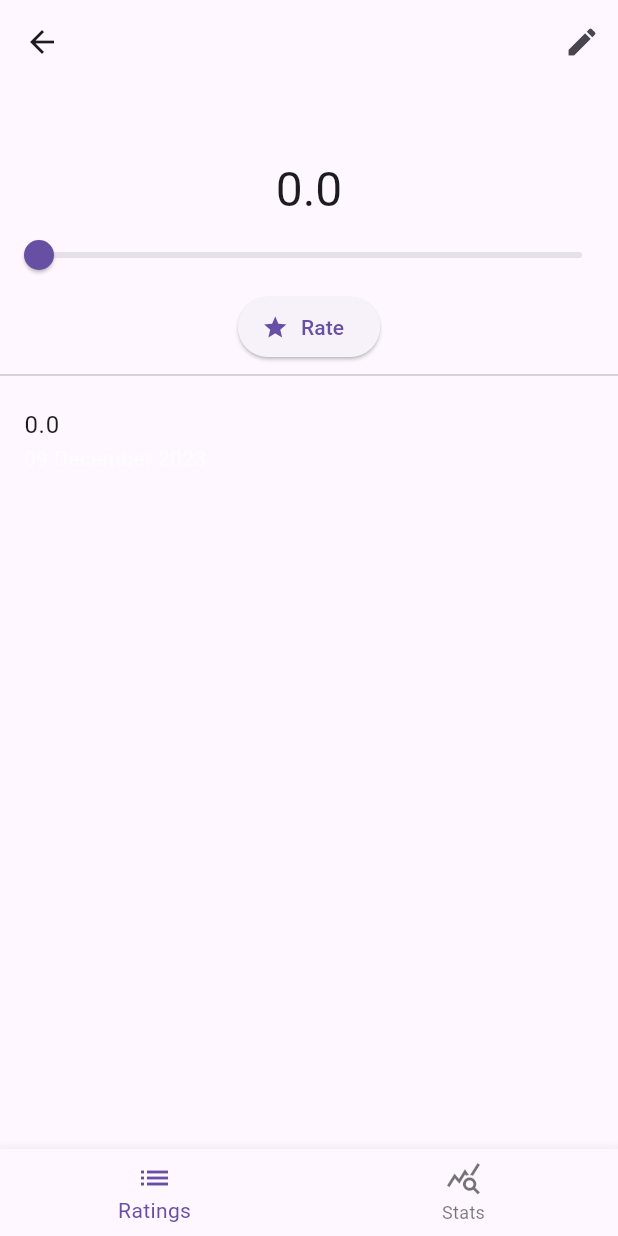
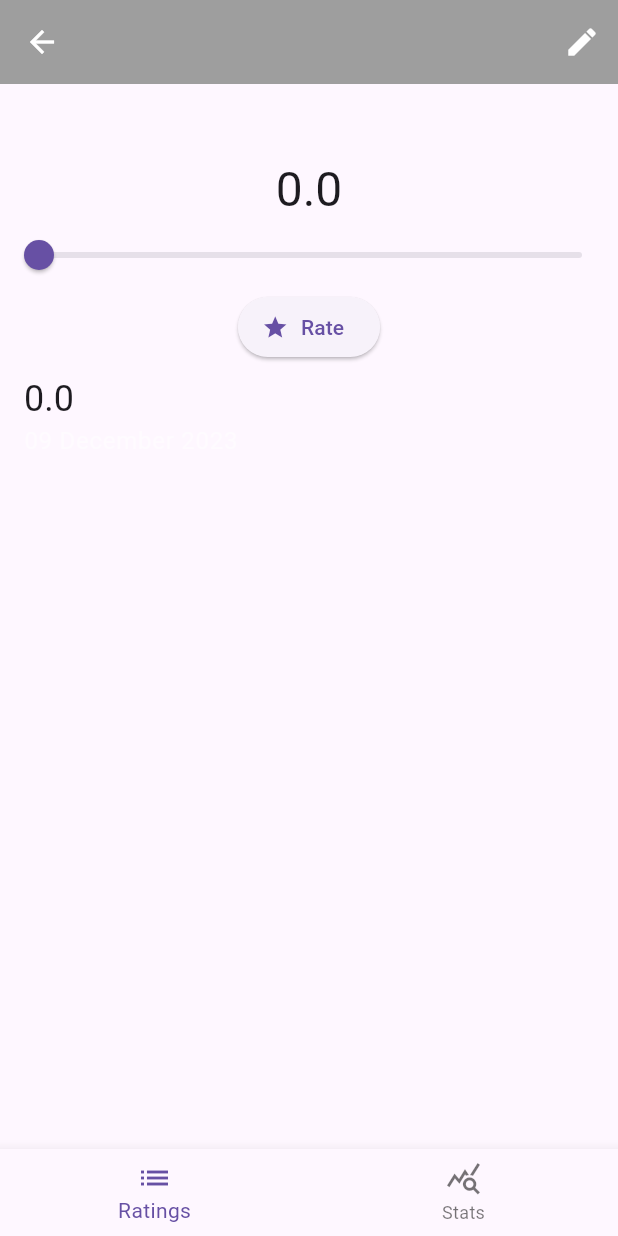
Before and after one commit to ZMensRain/Things, a Flutter app: the ThingDetailScreen screen opened directly with empty values, after a tap on "Rate", on a phone screen of 412 x 824 dp. Run offline on Flutter 3.47's test engine with Material 3 defaults, Android fonts, the phone set to English and light mode, and no system bars; our stand-ins replace date_format, flutter_riverpod, sqflite; accounts and stored records are empty.

Commit message:
styling changes

```diff
--- a/lib/models/thing.dart
+++ b/lib/models/thing.dart
@@ -105,7 +105,7 @@ String? titleValidator(String? value) {
   if (value == null ||
       value.isEmpty ||
       value.trim().length <= 1 ||
-      value.trim().length > 50) {
+      value.trim().length > 26) {
     return "Must be between 1 and 50 characters.";
   }
   return null;
--- a/lib/providers/ratings_provider.dart
+++ b/lib/providers/ratings_provider.dart
@@ -5,6 +5,21 @@ import 'package:rate_a_thing/providers/thing_provider.dart';
 import 'package:sqflite/sqflite.dart' as sql;
 import 'package:path/path.dart' as path;
 import 'package:sqflite/sqlite_api.dart';
+
+enum Months {
+  january,
+  february,
+  march,
+  april,
+  may,
+  june,
+  july,
+  august,
+  september,
+  october,
+  november,
+  december,
+}
 
 class RatingsNotifer extends StateNotifier<List<Rating>> {
   RatingsNotifer(this.thing, this.ref) : super([]);
@@ -86,6 +101,25 @@ class RatingsNotifer extends StateNotifier<List<Rating>> {
           ),
         );
   }
+
+  double? monthAverage(Months month) {
+    var items = state.where(
+        (element) => element.time.month == Months.values.indexOf(month) + 1);
+    if (items.isEmpty) {
+      return null;
+    }
+    var average = items.fold(
+            0.0, (previousValue, element) => previousValue + element.value) /
+        items.length;
+    return average;
+  }
+
+  int monthRatings(Months month) {
+    return state
+        .where(
+            (element) => element.time.month == Months.values.indexOf(month) + 1)
+        .length;
+  }
 }
 
 var ratingsProvider =
--- a/lib/screens/thing_detail_screen.dart
+++ b/lib/screens/thing_detail_screen.dart
@@ -4,7 +4,9 @@ import 'package:rate_a_thing/models/rating.dart';
 import 'package:rate_a_thing/models/thing.dart';
 import 'package:rate_a_thing/providers/ratings_provider.dart';
 import 'package:rate_a_thing/screens/edit_thing_screen.dart';
+import 'package:rate_a_thing/widgets/rate_card.dart';
 import 'package:rate_a_thing/widgets/ratings_list.dart';
+import 'package:rate_a_thing/widgets/stats/month_card.dart';
 
 class ThingDetailScreen extends ConsumerStatefulWidget {
   const ThingDetailScreen(this.thing, {super.key});
@@ -15,40 +17,57 @@ class ThingDetailScreen extends ConsumerStatefulWidget {
 
 class _ThingDetailScreenState extends ConsumerState<ThingDetailScreen> {
   var tab = 0;
-  double rating = 0;
+
+  final c = ScrollController();
+
+  void rate(double rating) {
+    ref
+        .read(ratingsProvider(widget.thing).notifier)
+        .addRating(Rating(DateTime.now(), rating));
+    c.animateTo(
+      0,
+      duration: const Duration(milliseconds: 280),
+      curve: Curves.ease,
+    );
+  }
+
+  Map<Months, bool> getMonths(List<Rating> ratings) {
+    Map<Months, bool> presnebtMonths = {
+      Months.january: false,
+      Months.february: false,
+      Months.march: false,
+      Months.april: false,
+      Months.may: false,
+      Months.june: false,
+      Months.july: false,
+      Months.august: false,
+      Months.september: false,
+      Months.october: false,
+      Months.november: false,
+      Months.december: false,
+    };
+
+    for (var rating in ratings) {
+      presnebtMonths[Months.values[rating.time.month - 1]] = true;
+    }
+    return presnebtMonths;
+  }
 
   @override
   Widget build(BuildContext context) {
     var ratings = ref.watch(ratingsProvider(widget.thing));
+
     Widget content = Column(
       children: [
-        const SizedBox(height: 50),
-        Text(rating.toString(),
-            style: Theme.of(context).textTheme.headlineLarge),
-        Slider(
-          value: rating,
-          onChanged: (value) {
-            setState(() {
-              rating = double.parse(value.toStringAsFixed(2));
-            });
-          },
+        RateCard(
+          min: widget.thing.minRating,
           max: widget.thing.maxRating,
-          min: widget.thing.minRating,
-          divisions: 100,
-          label: rating.toString(),
+          onRate: rate,
         ),
-        ElevatedButton.icon(
-          onPressed: () {
-            ref
-                .read(ratingsProvider(widget.thing).notifier)
-                .addRating(Rating(DateTime.now(), rating));
-          },
-          icon: const Icon(Icons.star),
-          label: const Text("Rate"),
-        ),
-        const Divider(),
+        // const Divider(),
         Expanded(
           child: RatingsList(
+            controller: c,
             ratings,
             (rating) {
               ref
@@ -59,21 +78,51 @@ class _ThingDetailScreenState extends ConsumerState<ThingDetailScreen> {
         ),
       ],
     );
+
+    //
+    //
     if (tab == 1) {
-      content = const Column();
+      var mon = getMonths(ratings);
+      mon.removeWhere((key, value) => value == false);
+      var a = mon.keys;
+      content = Column(
+          children: a
+              .map(
+                (e) => MonthCard(
+                  month: e.name[0].toUpperCase() + e.name.substring(1),
+                  numberOfRatings: ref
+                      .read(ratingsProvider(widget.thing).notifier)
+                      .monthRatings(e),
+                  average: ref
+                          .read(ratingsProvider(widget.thing).notifier)
+                          .monthAverage(e) ??
+                      0,
+                ),
+              )
+              .toList());
     }
+
     return Scaffold(
       appBar: AppBar(
+        leading: BackButton(
+          color: Colors.white,
+          onPressed: () => Navigator.of(context).pop(),
+        ),
+        backgroundColor: widget.thing.color,
+        foregroundColor: Colors.white,
         title: Text(
           widget.thing.title + (tab == 0 ? "" : " stats"),
         ),
         actions: [
           IconButton(
             onPressed: () {
-              Navigator.of(context).push(MaterialPageRoute(
-                builder: (context) => EditThingScreen(widget.thing),
-              ));
+              Navigator.of(context).push(
+                MaterialPageRoute(
+                  builder: (context) => EditThingScreen(widget.thing),
+                ),
+              );
             },
+            color: Colors.white,
             icon: const Icon(Icons.edit),
           ),
         ],
@@ -81,9 +130,7 @@ class _ThingDetailScreenState extends ConsumerState<ThingDetailScreen> {
       body: content,
       bottomNavigationBar: BottomNavigationBar(
         currentIndex: tab,
-        onTap: (value) => setState(() {
-          tab = value;
-        }),
+        onTap: (value) => setState(() => tab = value),
         items: const [
           BottomNavigationBarItem(
             label: "Ratings",
--- a/lib/widgets/delete_thing.dart
+++ b/lib/widgets/delete_thing.dart
@@ -12,7 +12,11 @@ class DeleteThingDialog extends StatelessWidget {
           onPressed: () {
             Navigator.of(context).pop();
           },
-          child: const Text("Cancel"),
+          child: Text(
+            "Cancel",
+            style: const TextStyle()
+                .copyWith(color: Theme.of(context).colorScheme.primary),
+          ),
         ),
         TextButton(
           onPressed: onDeleteTaped,
--- /dev/null
+++ b/lib/widgets/rate_card.dart
@@ -0,0 +1,43 @@
+import 'package:flutter/material.dart';
+
+class RateCard extends StatefulWidget {
+  const RateCard(
+      {super.key, required this.min, required this.max, required this.onRate});
+  final double min;
+  final double max;
+  final void Function(double rating) onRate;
+  @override
+  State<RateCard> createState() => _RateCardState();
+}
+
+class _RateCardState extends State<RateCard> {
+  double rating = 0.0;
+
+  @override
+  Widget build(BuildContext context) {
+    return Column(
+      children: [
+        const SizedBox(height: 50),
+        Text(rating.toString(),
+            style: Theme.of(context).textTheme.headlineLarge),
+        Slider(
+          value: rating,
+          onChanged: (value) {
+            setState(() {
+              rating = double.parse(value.toStringAsFixed(2));
+            });
+          },
+          max: widget.max,
+          min: widget.min,
+          divisions: 100,
+          label: rating.toString(),
+        ),
+        ElevatedButton.icon(
+          onPressed: () => widget.onRate(rating),
+          icon: const Icon(Icons.star),
+          label: const Text("Rate"),
+        ),
+      ],
+    );
+  }
+}
--- a/lib/widgets/ratings_card.dart
+++ b/lib/widgets/ratings_card.dart
@@ -8,10 +8,16 @@ class RatingCard extends StatelessWidget {
   @override
   Widget build(BuildContext context) {
     return ListTile(
-      title: Text(rating.value.toString()),
+      title: Text(
+        rating.value.toString(),
+        style: Theme.of(context).textTheme.headlineSmall,
+      ),
       subtitle: Text(
         formatDate(rating.time, [dd, " ", MM, " ", yyyy]),
-        style: const TextStyle().copyWith(color: Colors.white.withOpacity(0.5)),
+        style: Theme.of(context)
+            .textTheme
+            .bodyLarge!
+            .copyWith(color: Colors.white.withOpacity(0.5)),
       ),
     );
   }
--- a/lib/widgets/ratings_list.dart
+++ b/lib/widgets/ratings_list.dart
@@ -4,24 +4,45 @@ import 'package:rate_a_thing/models/rating.dart';
 import 'package:rate_a_thing/widgets/ratings_card.dart';
 
 class RatingsList extends StatelessWidget {
-  const RatingsList(this.ratings, this.onDismissed, {super.key});
+  const RatingsList(this.ratings, this.onDismissed,
+      {super.key, required this.controller});
   final List<Rating> ratings;
+  final ScrollController controller;
   final void Function(Rating rating) onDismissed;
 
   @override
   Widget build(BuildContext context) {
-    return ListView.separated(
+    var re = ratings;
+
+    re.sort(
+      (a, b) => a.time.compareTo(b.time),
+    );
+    re = re.reversed.toList();
+
+    return Stack(
+      children: [
+        ListView.separated(
+          controller: controller,
           itemBuilder: (context, index) {
             return Dismissible(
-          onDismissed: (direction) => onDismissed(ratings[index]),
-          key: Key(ratings[index].id),
+              onDismissed: (direction) => onDismissed(re[index]),
+              key: Key(re[index].id),
               child: RatingCard(
-            ratings[index],
+                re[index],
               ),
             );
           },
           separatorBuilder: (context, index) => const Divider(),
-      itemCount: ratings.length,
+          itemCount: re.length,
+        ),
+        if (re.isEmpty)
+          Center(
+            child: Text(
+              "No ratings yet...",
+              style: Theme.of(context).textTheme.headlineMedium,
+            ),
+          )
+      ],
     );
   }
 }
--- a/lib/widgets/thing_card.dart
+++ b/lib/widgets/thing_card.dart
@@ -46,11 +46,12 @@ class ThingCard extends StatelessWidget {
                 ),
               ),
               Text(
-                "${thing.average ?? ""}",
+                "${thing.average ?? ""}".replaceAll(".00", ""),
                 style: Theme.of(context).textTheme.titleLarge!.copyWith(
                       color: Colors.white.withOpacity(0.99),
                     ),
               ),
+              const SizedBox(width: 5),
             ],
           ),
         ),
```
Also changed, not shown: lib/screens/create_thing_screen.dart (+13 -0 lines), lib/screens/edit_thing_screen.dart (+5 -61 lines), lib/screens/things_screen.dart (+5 -2 lines), lib/widgets/form.dart (added, +184 -0 lines), lib/widgets/stats/month_card.dart (added, +60 -0 lines). Lines whose indentation alone changed are shown as unchanged.
